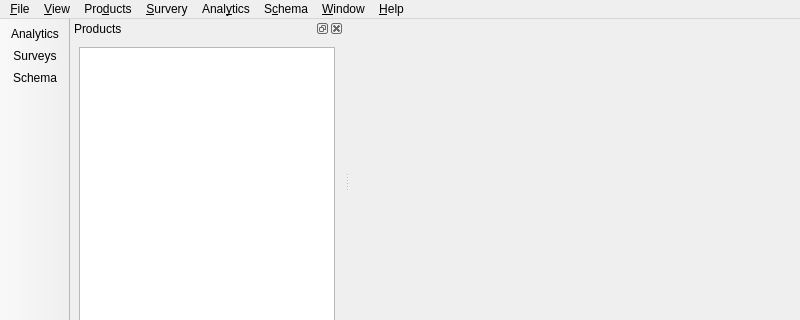
Above: src/console/mainwindow.ui from KDE/kuserfeedback before the change; both pictures show x 0 to 800 and y 0 to 320 of the 800 by 600 pixel window. Below: the same form after it.
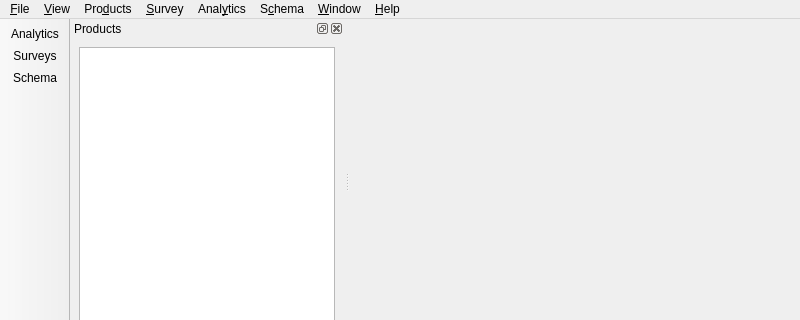
That is the form after the change. Icons and pictures are not drawn. Custom widgets are drawn as their Qt base class.

What changed in the file:
```diff
--- a/src/console/mainwindow.ui
+++ b/src/console/mainwindow.ui
@@ -60,9 +60,9 @@
     <addaction name="actionAddProduct"/>
     <addaction name="actionDeleteProduct"/>
    </widget>
-   <widget class="QMenu" name="menuSurvery">
+   <widget class="QMenu" name="menuSurvey">
     <property name="title">
-     <string>&amp;Survery</string>
+     <string>&amp;Survey</string>
     </property>
    </widget>
    <widget class="QMenu" name="menuAnalytics">
@@ -98,7 +98,7 @@
    <addaction name="menu_File"/>
    <addaction name="menu_View"/>
    <addaction name="menu_Products"/>
-   <addaction name="menuSurvery"/>
+   <addaction name="menuSurvey"/>
    <addaction name="menuAnalytics"/>
    <addaction name="menuSchema"/>
    <addaction name="menuWindow"/>
```
